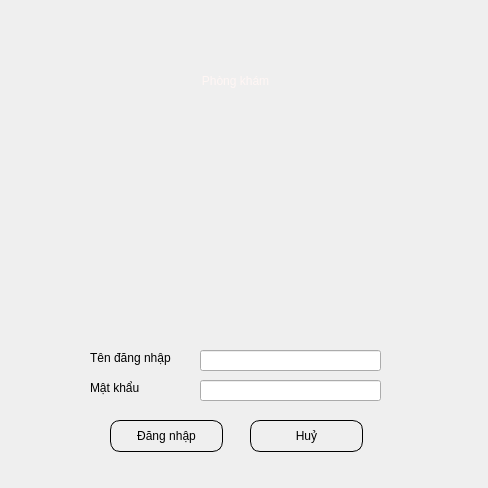
Old version of the form ui/login.ui in the repository thanhphat113/Face_recognition.
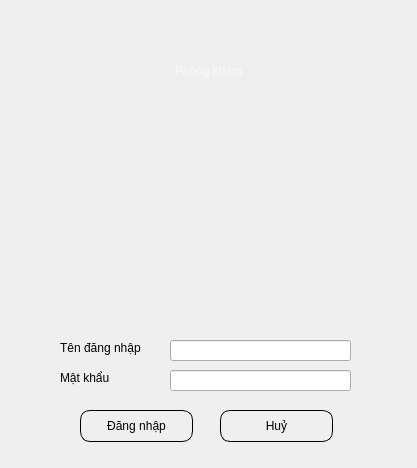
New version of the form. Icons and pictures are not drawn.

What changed in the file:
```diff
--- a/ui/login.ui
+++ b/ui/login.ui
@@ -6,22 +6,28 @@
    <rect>
     <x>0</x>
     <y>0</y>
-    <width>488</width>
-    <height>488</height>
+    <width>417</width>
+    <height>468</height>
    </rect>
   </property>
   <property name="windowTitle">
    <string>Form</string>
   </property>
+  <layout class="QGridLayout" name="gridLayout">
+   <property name="leftMargin">
+    <number>0</number>
+   </property>
+   <property name="topMargin">
+    <number>0</number>
+   </property>
+   <property name="rightMargin">
+    <number>0</number>
+   </property>
+   <property name="bottomMargin">
+    <number>0</number>
+   </property>
+   <item row="0" column="0">
   <widget class="QWidget" name="widget" native="true">
-   <property name="geometry">
-    <rect>
-     <x>30</x>
-     <y>10</y>
-     <width>417</width>
-     <height>462</height>
-    </rect>
-   </property>
    <property name="minimumSize">
     <size>
      <width>417</width>
@@ -34,12 +40,18 @@
    <widget class="QLabel" name="label">
     <property name="geometry">
      <rect>
-      <x>80</x>
+        <x>0</x>
       <y>40</y>
-      <width>251</width>
+        <width>417</width>
       <height>61</height>
      </rect>
     </property>
+      <property name="minimumSize">
+       <size>
+        <width>0</width>
+        <height>0</height>
+       </size>
+      </property>
     <property name="styleSheet">
      <string notr="true">font: 75 40pt &quot;Futura&quot;;
 color: rgb(255, 246, 244);</string>
@@ -168,6 +180,8 @@
     </property>
    </widget>
   </widget>
+   </item>
+  </layout>
  </widget>
  <resources/>
  <connections/>
```
Left out of the diff: 4 changed lines with no effect on the pictures. Lines whose indentation alone changed are shown as unchanged.
